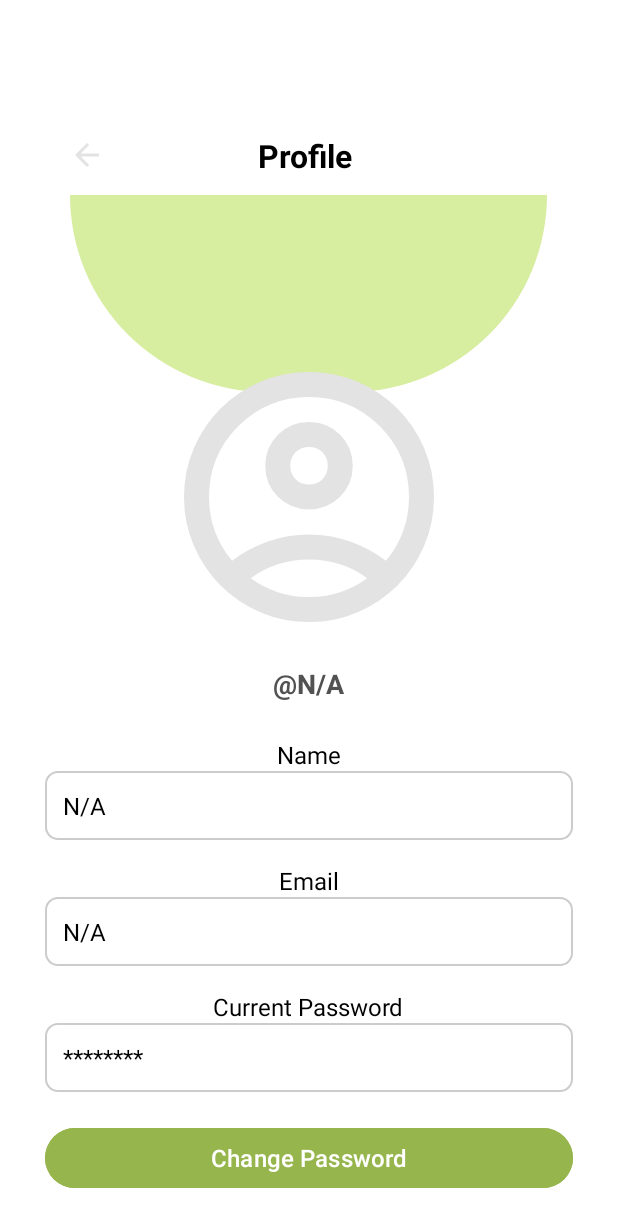
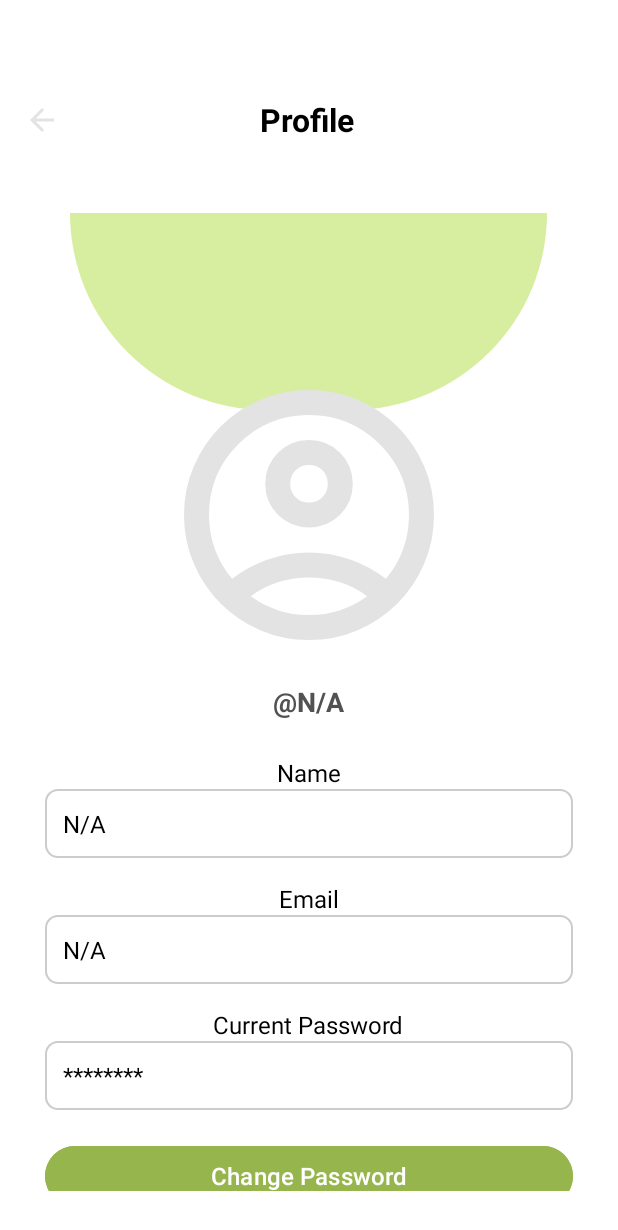
Before and after one commit to emmajaedunn/SIKBudgetingApplication, an Android app: the ProfileActivity screen opened directly, with no data from a screen before it, on a phone screen of 412 x 824 dp. Shown: the top 1230 px of the screen. Run offline under Robolectric (Android 15) with nearby library versions, the phone set to English and light mode, and no system bars; our stand-ins replace Firebase (no records; nobody signed in at launch, a user with empty details on screens opened directly).

Commit message:
Fixed warnings in layout pages

```diff
--- a/app/src/main/res/color/teal_700.xml
+++ /dev/null
@@ -1,4 +0,0 @@
-<?xml version="1.0" encoding="utf-8"?>
-<selector xmlns:android="http://schemas.android.com/apk/res/android">
-
-</selector>
--- a/app/src/main/res/layout/activity_profile.xml
+++ b/app/src/main/res/layout/activity_profile.xml
@@ -1,10 +1,61 @@
 <?xml version="1.0" encoding="utf-8"?>
-<ScrollView xmlns:android="http://schemas.android.com/apk/res/android"
+<!-- Root layout using ConstraintLayout for flexible positioning -->
+<androidx.constraintlayout.widget.ConstraintLayout
+    xmlns:android="http://schemas.android.com/apk/res/android"
     xmlns:app="http://schemas.android.com/apk/res-auto"
+    xmlns:tools="http://schemas.android.com/tools"
     android:layout_width="match_parent"
     android:layout_height="match_parent"
-    android:background="@color/white"
-    android:padding="30dp">
+    android:background="@android:color/white"
+    tools:context=".ProfileActivity">
+
+    <!-- Top toolbar with a back button and screen title -->
+    <androidx.appcompat.widget.Toolbar
+        android:id="@+id/toolbar"
+        android:layout_width="0dp"
+        android:layout_height="?attr/actionBarSize"
+        android:layout_marginTop="48dp"
+        android:background="@android:color/white"
+        android:elevation="4dp"
+        app:layout_constraintEnd_toEndOf="parent"
+        app:layout_constraintStart_toStartOf="parent"
+        app:layout_constraintTop_toTopOf="parent">
+
+        <!-- Back navigation button inside the toolbar -->
+        <ImageButton
+            android:id="@+id/btnBack"
+            android:layout_width="wrap_content"
+            android:layout_height="match_parent"
+            android:layout_gravity="start|center_vertical"
+            android:background="?attr/selectableItemBackgroundBorderless"
+            android:src="@drawable/arrow_back_ic"
+            android:contentDescription="@string/back_button" />
+
+        <!-- Centered screen title -->
+        <TextView
+            android:layout_width="match_parent"
+            android:layout_height="wrap_content"
+            android:paddingEnd="45dp"
+            android:paddingStart="3dp"
+            android:text="@string/profile"
+            android:textAlignment="center"
+            android:textColor="@android:color/black"
+            android:textSize="21sp"
+            android:textStyle="bold"
+            tools:layout_editor_absoluteX="40dp"
+            tools:layout_editor_absoluteY="18dp" />
+    </androidx.appcompat.widget.Toolbar>
+
+    <!-- Scrollable section for the profile content -->
+    <ScrollView
+        android:id="@+id/scrollContent"
+        android:layout_width="0dp"
+        android:layout_height="0dp"
+        android:padding="30dp"
+        app:layout_constraintTop_toBottomOf="@id/toolbar"
+        app:layout_constraintBottom_toBottomOf="parent"
+        app:layout_constraintStart_toStartOf="parent"
+        app:layout_constraintEnd_toEndOf="parent">
 
         <LinearLayout
             android:layout_width="match_parent"
@@ -12,55 +63,27 @@
             android:orientation="vertical"
             android:gravity="center_horizontal">
 
-        <androidx.appcompat.widget.Toolbar
-            android:id="@+id/toolbar"
-            android:layout_width="match_parent"
-            android:layout_height="wrap_content"
-            android:layout_marginTop="35dp"
-            android:background="@android:color/white"
-            android:elevation="4dp"
-            android:paddingTop="24dp"
-            android:paddingBottom="12dp">
-
-            <ImageButton
-                android:id="@+id/btnBack"
-                android:layout_width="wrap_content"
-                android:layout_height="wrap_content"
-                android:layout_gravity="start|center_vertical"
-                android:background="?attr/selectableItemBackgroundBorderless"
-                android:contentDescription="Back"
-                android:src="@drawable/arrow_back_ic" />
-
-            <TextView
-                android:layout_width="match_parent"
-                android:layout_height="wrap_content"
-                android:gravity="center"
-                android:paddingEnd="45dp"
-                android:text="Profile"
-                android:textAlignment="center"
-                android:textColor="@android:color/black"
-                android:textSize="21sp"
-                android:textStyle="bold" />
-        </androidx.appcompat.widget.Toolbar>
-
+            <!-- Decorative curve image at top -->
             <ImageView
                 android:id="@+id/bgCurve"
                 android:layout_width="318dp"
                 android:layout_height="131dp"
-            android:layout_marginTop="0dp"
                 android:layout_marginBottom="-100dp"
                 android:scaleType="fitXY"
-            android:src="@drawable/curve_top_background" />
+                android:src="@drawable/curve_top_background"
+                android:contentDescription="@string/bg_curve" />
 
-
+            <!-- Main profile image -->
             <ImageView
                 android:id="@+id/ProfileImage"
                 android:layout_width="200dp"
                 android:layout_height="200dp"
                 android:layout_marginTop="70dp"
                 android:scaleType="centerCrop"
-            android:src="@drawable/account_circle_ic" />
+                android:src="@drawable/account_circle_ic"
+                android:contentDescription="@string/profile_pic" />
 
+            <!-- Username displayed below profile image -->
             <TextView
                 android:id="@+id/tvUsername"
                 android:layout_width="wrap_content"
@@ -71,98 +94,104 @@
                 android:textSize="18sp"
                 android:textStyle="bold" />
 
-        <!-- Name -->
+            <!-- NAME SECTION -->
+            <!-- Label -->
             <TextView
                 android:layout_width="wrap_content"
                 android:layout_height="wrap_content"
                 android:layout_marginTop="24dp"
-            android:text="Name"
+                android:text="@string/name"
                 android:textColor="@color/black"
                 android:textSize="16sp" />
 
+            <!-- Value -->
             <TextView
                 android:id="@+id/tvName"
                 android:layout_width="match_parent"
                 android:layout_height="wrap_content"
-            android:text="N/A"
+                android:text="@string/na_text"
                 android:textSize="16sp"
                 android:textColor="@color/black"
                 android:background="@drawable/edittext_background"
                 android:padding="12dp" />
 
-        <!-- Email -->
+            <!-- EMAIL SECTION -->
+            <!-- Label -->
             <TextView
                 android:layout_width="wrap_content"
                 android:layout_height="wrap_content"
                 android:layout_marginTop="16dp"
-            android:text="Email"
+                android:text="@string/email"
                 android:textColor="@color/black"
                 android:textSize="16sp" />
 
+            <!-- Value -->
             <TextView
                 android:id="@+id/tvEmail"
                 android:layout_width="match_parent"
                 android:layout_height="wrap_content"
-            android:text="N/A"
+                android:text="@string/na_text"
                 android:textSize="16sp"
                 android:textColor="@color/black"
                 android:background="@drawable/edittext_background"
                 android:padding="12dp" />
 
-        <!-- Current Password -->
+            <!-- PASSWORD SECTION -->
+            <!-- Current Password Label -->
             <TextView
                 android:layout_width="wrap_content"
                 android:layout_height="wrap_content"
                 android:layout_marginTop="16dp"
-            android:text="Current Password"
+                android:text="@string/current_password"
                 android:textColor="@color/black"
                 android:textSize="16sp" />
 
+            <!-- Masked current password -->
             <TextView
                 android:id="@+id/tvCurrentPassword"
                 android:layout_width="match_parent"
                 android:layout_height="wrap_content"
-            android:text="********"
+                android:text="@string/password_hash"
                 android:textSize="16sp"
                 android:textColor="@color/black"
                 android:background="@drawable/edittext_background"
                 android:padding="12dp" />
 
-        <!-- Change Password Button -->
+            <!-- Toggle button to reveal new password input -->
             <Button
                 android:id="@+id/btnTogglePasswordInput"
                 android:layout_width="match_parent"
                 android:layout_height="wrap_content"
                 android:layout_marginTop="20dp"
                 android:backgroundTint="@color/lightgreen_color"
-            android:text="Change Password"
+                android:text="@string/change_password"
                 android:textColor="@color/white"
                 android:textSize="16sp" />
 
-        <!-- New Password Field (hidden by default) -->
+            <!-- New password input (hidden by default) -->
             <EditText
                 android:id="@+id/etNewPassword"
                 android:layout_width="match_parent"
                 android:layout_height="wrap_content"
-            android:hint="Enter new password"
+                android:autofillHints=""
+                android:hint="@string/new_password"
                 android:inputType="textPassword"
                 android:layout_marginTop="16dp"
                 android:background="@drawable/edittext_background"
                 android:padding="12dp"
                 android:visibility="gone" />
 
-        <!-- Confirm Change Button -->
-
+            <!-- Confirm password change button (hidden by default) -->
             <Button
                 android:id="@+id/btnChangePassword"
                 android:layout_width="wrap_content"
                 android:layout_height="wrap_content"
-            android:text="Confirm Password Change"
+                android:text="@string/confirm_password_change"
                 android:textSize="16sp"
                 android:layout_marginTop="12dp"
                 android:backgroundTint="@color/lightgreen_color"
                 android:textColor="@color/white"
                 android:visibility="gone" />
-
         </LinearLayout>
     </ScrollView>
+</androidx.constraintlayout.widget.ConstraintLayout>
--- a/app/src/main/res/layout/activity_transaction_history.xml
+++ b/app/src/main/res/layout/activity_transaction_history.xml
@@ -97,8 +97,7 @@
                 android:layout_height="8dp"
                 android:layout_marginTop="8dp"
                 android:progress="75"
-                android:max="100"
-                android:progressTint="@color/teal_700" />
+                android:max="100" />
 
         </LinearLayout>
     </androidx.cardview.widget.CardView>
--- a/app/src/main/res/values-night/themes.xml
+++ b/app/src/main/res/values-night/themes.xml
@@ -1,7 +1,4 @@
 <resources xmlns:tools="http://schemas.android.com/tools">
-    <!-- Base application theme. -->
     <style name="Base.Theme.ST10298850PROG7313P2LP" parent="Theme.Material3.DayNight.NoActionBar">
-        <!-- Customize your dark theme here. -->
-        <!-- <item name="colorPrimary">@color/my_dark_primary</item> -->
     </style>
 </resources>
--- a/app/src/main/res/values/strings.xml
+++ b/app/src/main/res/values/strings.xml
@@ -15,10 +15,16 @@
     <string name="add_transaction">Add Transaction</string>
     <string name="login_slogan">Zero-Based Budgeting Made Simple</string>
     <string name="login_to_account">Login to your account</string>
+    <string name="profile">Profile</string>
     <string name="email">Email</string>
     <string name="enter_email">Enter your email</string>
     <string name="password">Password</string>
+    <string name="current_password">Current Password</string>
+    <string name="change_password">Change Password</string>
+    <string name="confirm_password_change">Confirm Password Change</string>
+    <string name="name">Name</string>
     <string name="enter_password">Enter your password</string>
+    <string name="new_password">Enter new password</string>
     <string name="forgot_password">Forgot your password?</string>
     <string name="sign_up_prompt">Don\'t have an account? Sign up</string>
     <string name="login">Login</string>
@@ -32,8 +38,12 @@
     <string name="menu_budget">Budget</string>
     <string name="menu_settings">Settings</string>
     <string name="budget_goals">Budget Goals</string>
+    <string name="budgeting_goals">Budgeting Goals</string>
     <string name="categories">Categories</string>
+    <string name="transaction_categories">Transaction Categories</string>
     <string name="account">Account</string>
+    <string name="manage_account">Manage Accounts</string>
+    <string name="view_achievements">View Achievements</string>
     <string name="close_button">Close</string>
     <string name="account_name">Account Name</string>
     <string name="account_type">Account Type</string>
@@ -48,5 +58,13 @@
     <string name="set_goals">Set Goals</string>
     <string name="custom">Custom</string>
     <string name="all_time">All Time</string>
-    <string name="back_button">Back</string>
+    <string name="na_text">N/A</string>
+    <string name="back_button">Back Button</string>
+    <string name="bg_curve">Settings Curve Background</string>
+    <string name="profile_pic">Profile Pic</string>
+    <string name="profile_page">Profile Page</string>
+    <string name="sign_out">Sign Out</string>
+    <string name="notifications">Notifications</string>
+    <string name="help_support">Help &amp; Support</string>
+    <string name="password_hash">********</string>
 </resources>
--- a/app/src/main/res/values/themes.xml
+++ b/app/src/main/res/values/themes.xml
@@ -1,9 +1,5 @@
 <resources xmlns:tools="http://schemas.android.com/tools">
-    <!-- Base application theme. -->
     <style name="Base.Theme.ST10298850PROG7313P2LP" parent="Theme.Material3.DayNight.NoActionBar">
-        <!-- Customize your light theme here. -->
-        <!-- <item name="colorPrimary">@color/my_light_primary</item> -->
     </style>
-
     <style name="Theme.ST10298850PROG7313P2LP" parent="Base.Theme.ST10298850PROG7313P2LP" />
 </resources>
```
Also changed, not shown: app/src/main/java/com/example/st10298850_prog7313_p2_lp/ProfileActivity.kt (+22 -7 lines), app/src/main/java/com/example/st10298850_prog7313_p2_lp/SettingsActivity.kt (+20 -22 lines), app/src/main/res/layout/activity_help_support.xml (+34 -21 lines), app/src/main/res/layout/activity_register.xml (+20 -15 lines), app/src/main/res/layout/activity_settings.xml (+16 -13 lines), app/src/main/app_logo-playstore.png (deleted), app/src/main/sik_icon-playstore.png (deleted). Lines whose indentation alone changed are shown as unchanged.
